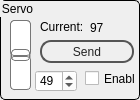
Qt form src/servoboard/servocontrolbundle.ui (adwilso/ServoControl) before a commit.
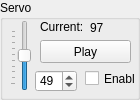
The same form after that commit. Icons and pictures are not drawn.

Commit message: Reverting style sheet changes

```diff
--- a/src/servoboard/servocontrolbundle.ui
+++ b/src/servoboard/servocontrolbundle.ui
@@ -58,102 +58,6 @@
      <height>100</height>
     </size>
    </property>
-   <property name="styleSheet">
-    <string notr="true">QGroupBox{
- 	border-width: 1px; 
-	border-style: solid; 
-	border-radius: 5px;
-	border-color: rgb(0, 0, 0);
-
-}
-
-
-QSpinBox {
-	background-color: rgb(255, 255, 255);
-}
-
-QSlider::groove:vertical {
-border: 1px solid #bbb;
-background: white;
-height: 68px;
-border-radius: 4px;
-}
-
-QSlider::sub-page:vertical {
-background: qlineargradient(x1: 0, y1: 0,    x2: 0, y2: 1,
-    stop: 0 #66e, stop: 1 #bbf);
-background: qlineargradient(x1: 0, y1: 0.2, x2: 1, y2: 1,
-    stop: 0 #bbf, stop: 1 #55f);
-border: 1px solid #777;
-height: 68px;
-border-radius: 4px;
-}
-
-QSlider::add-page:vertical {
-background: #fff;
-border: 1px solid #777;
-height: 10px;
-border-radius: 4px;
-}
-
-QSlider::handle:vertical {
-background: qlineargradient(x1:0, y1:0, x2:1, y2:1,
-    stop:0 #eee, stop:1 #ccc);
-border: 1px solid #777;
-width: 13px;
-height:10px;
-margin-top: -2px;
-margin-bottom: -2px;
-border-radius: 4px;
-}
-
-QSlider::handle:vertical:hover {
-background: qlineargradient(x1:0, y1:0, x2:1, y2:1,
-    stop:0 #fff, stop:1 #ddd);
-border: 1px solid #444;
-border-radius: 4px;
-}
-
-QSlider::sub-page:vertical:disabled {
-background: #bbb;
-border-color: #999;
-}
-
-QSlider::add-page:vertical:disabled {
-background: #eee;
-border-color: #999;
-}
-
-QSlider::handle:vertical:disabled {
-background: #eee;
-border: 1px solid #aaa;
-border-radius: 4px;
-}
-
-QPushButton {
-color: #222;
-border: 2px solid #555;
-border-radius: 11px;
-padding: 5px;
-background: qradialgradient(cx: 0.3, cy: -0.4,
-fx: 0.3, fy: -0.4,
-radius: 1.35, stop: 0 #fff, stop: 1 #BBB);
-min-width: 80px;
-}
-
-QPushButton:hover {
-background: qradialgradient(cx: 0.3, cy: -0.4,
-fx: 0.3, fy: -0.4,
-radius: 1.35, stop: 0 #fff, stop: 1 #ddd);
-}
-
-QPushButton:pressed {
-background: qradialgradient(cx: 0.4, cy: -0.1,
-fx: 0.4, fy: -0.1,
-radius: 1.35, stop: 0 #fff, stop: 1 #fff);
-}
-</string>
-   </property>
    <property name="title">
     <string>Servo</string>
    </property>
@@ -264,7 +168,7 @@
      <rect>
       <x>40</x>
       <y>40</y>
-      <width>94</width>
+      <width>91</width>
       <height>23</height>
      </rect>
     </property>
@@ -272,7 +176,7 @@
      <string>Play slider position to servo</string>
     </property>
     <property name="text">
-     <string>Send</string>
+     <string>Play</string>
     </property>
     <property name="icon">
      <iconset resource="../SerialPortIcons.qrc">
```
The commit also changes 3 other files.
